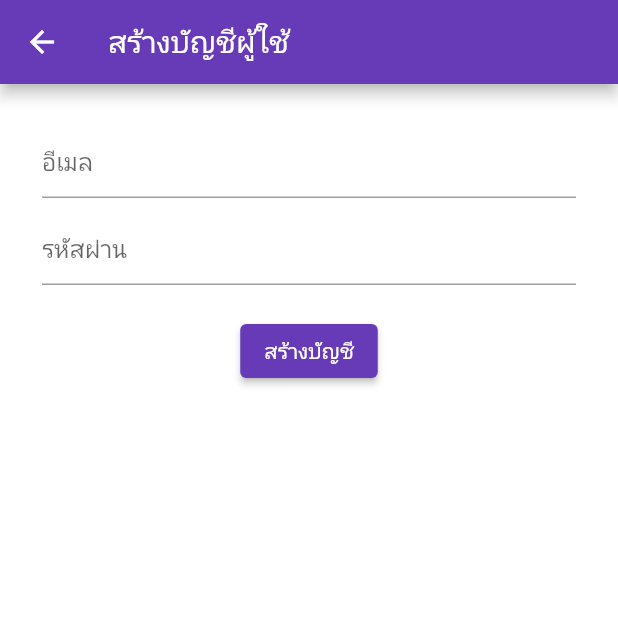
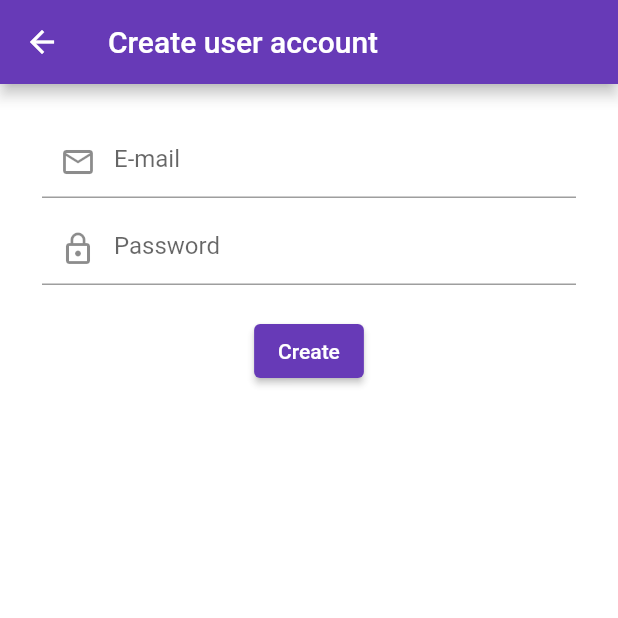
Before and after one commit to patiphan2545/Final_Project_MobileApps, a Flutter app: the CreateAccountScreen screen opened directly, on a phone screen of 412 x 824 dp, the top half of it. Run offline on Flutter 3.47's test engine with Material 2 defaults, Android fonts, the phone set to English and light mode, and no system bars; our stand-ins replace cloud_firestore, firebase_auth, firebase_core, logger; accounts and stored records are empty; network calls fail.

Commit message:
Final_Project_MobileApps

```diff
--- a/lib/main.dart
+++ b/lib/main.dart
@@ -68,11 +68,11 @@ class _MyHomePageState extends State<MyHomePage> {
                 children: [
   Icon(
   Icons.account_circle_outlined,
-  size: 50, // กำหนดขนาดไอคอนเป็น 30 pixels
+  size: 50, // กำหนดขนาดไอคอน
 ),
   SizedBox(width: 14),
   Text(
-    "ยินดีต้อนรับ $displayEmail",
+    "Welcome $displayEmail",
     style: TextStyle(
       color: Colors.white, // เปลี่ยนสีตัวหนังสือเป็นสีขาว
       fontSize: 13, // กำหนดขนาดตัวอักษร
@@ -85,7 +85,7 @@ class _MyHomePageState extends State<MyHomePage> {
             ),
             ListTile(
               leading: Icon(Icons.logout, color: Colors.pinkAccent),
-              title: const Text("ลงชื่อออก"),
+              title: const Text("Log out"),
               onTap: () {
                 _service.logout(currentUser);
                 Navigator.of(context).pushAndRemoveUntil(
--- a/lib/screens/create_account_screen.dart
+++ b/lib/screens/create_account_screen.dart
@@ -14,7 +14,7 @@ class CreateAccountScreen extends StatelessWidget {
   Widget build(BuildContext context) {
     return Scaffold(
       appBar: AppBar(
-        title: const Text("สร้างบัญชีผู้ใช้"),
+        title: const Text("Create user account"),
       ),
       body: Padding(
         padding: const EdgeInsets.all(28.0),
@@ -22,31 +22,38 @@ class CreateAccountScreen extends StatelessWidget {
           children: [
             TextField(
   controller: _emailController,
-              decoration: const InputDecoration(hintText: "อีเมล"),
+  decoration: InputDecoration(
+    hintText: "E-mail",
+    prefixIcon: Icon(Icons.email_outlined),
   ),
-            const SizedBox(
+),
+SizedBox(
   height: 10,
 ),
 TextField(
   controller: _passwordController,
   obscureText: true,
-              decoration: const InputDecoration(hintText: "รหัสผ่าน"),
+  decoration: InputDecoration(
+    hintText: "Password",
+    prefixIcon: Icon(Icons.lock_outline),
   ),
-            const SizedBox(
+),
+SizedBox(
   height: 20,
 ),
+
             ElevatedButton(
                 onPressed: () async {
                   bool res = await _service.register(
                       _emailController.text, _passwordController.text);
                   if (res) {
                     ScaffoldMessenger.of(context).showSnackBar(
-                        SnackBar(content: Text("สร้างเสร็จสิ้น")));
+                        SnackBar(content: Text("Account created successfully.")));
                     Navigator.pushReplacement(context,
                         MaterialPageRoute(builder: (context) => LoginScreen()));
                   }
                 },
-                child: const Text("สร้างบัญชี"))
+                child: const Text("Create"))
           ],
         ),
       ),
--- a/lib/screens/login_screen.dart
+++ b/lib/screens/login_screen.dart
@@ -14,14 +14,14 @@ class LoginScreen extends StatelessWidget {
   Widget build(BuildContext context) {
     return Scaffold(
       appBar: AppBar(
-        title: const Text("ลงชื่อเข้าใช้งาน"),
+        title: const Text("User Login"),
       ),
       body: Padding(
         padding: const EdgeInsets.all(28.0),
         child: Column(
           children: [
             CircleAvatar(
-              radius: 90,
+              radius: 70,
               backgroundImage: NetworkImage(
                   "https://th.bing.com/th/id/OIP.yOX1_KBsR6fClg3ek8G_ZwHaHx?pid=ImgDet&w=820&h=861&rs=1"),
             ),
@@ -30,19 +30,21 @@ class LoginScreen extends StatelessWidget {
             ),
             TextField(
 controller: _emailController,
-              decoration: const InputDecoration(hintText: "อีเมล"),
+decoration: const InputDecoration(
+hintText: "E-mail",
+prefixIcon: Icon(Icons.email_outlined),
 ),
-            const SizedBox(
-              height: 10,
 ),
+const SizedBox(height: 10),
 TextField(
 controller: _passwordController,
 obscureText: true,
-              decoration: const InputDecoration(hintText: "รหัสผ่าน"),
+decoration: const InputDecoration(
+hintText: "Password",
+prefixIcon: Icon(Icons.lock_outline),
 ),
-            const SizedBox(
-              height: 20,
 ),
+const SizedBox(height: 20),
             ElevatedButton(
                 onPressed: () async {
                   bool res = await _service.login(
@@ -55,10 +57,10 @@ class LoginScreen extends StatelessWidget {
                         context,
                         MaterialPageRoute(
                             builder: (context) =>
-                                MyHomePage(title: 'หน้าหลัก')));
+                                MyHomePage(title: 'Home page')));
                   }
                 },
-                child: const Text("เข้าสู่ระบบ")),
+                child: const Text("Login")),
             const SizedBox(
               height: 20,
             ),
@@ -77,14 +79,14 @@ MaterialPageRoute(builder: (context) => CreateAccountScreen()),
   },
   child: RichText(
     text: TextSpan(
-      text: "ไม่มีบัญชี? ",
+      text: "no account? ",
       style: TextStyle(
         color: Colors.black,
         fontSize: 16.0,
       ),
       children: <TextSpan>[
         TextSpan(
-          text: "สร้างบัญชี",
+          text: "create your account",
           style: TextStyle(
             color: Colors.blue,
             decoration: TextDecoration.underline,
```
Also changed, not shown: lib/screens/edit_item_screen.dart (+14 -14 lines), lib/screens/new_item_screen.dart (+4 -4 lines). Lines whose indentation alone changed are shown as unchanged.
